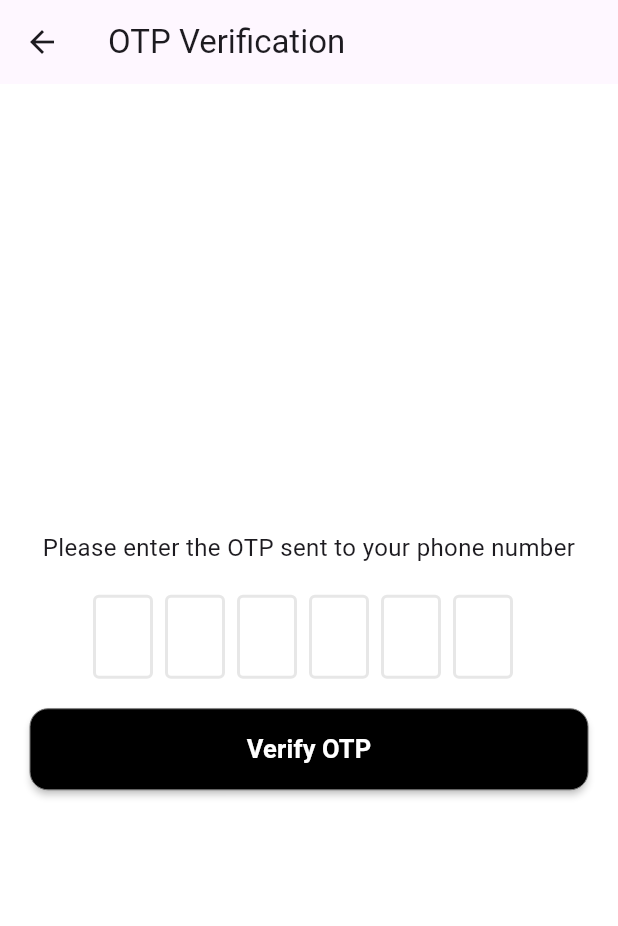
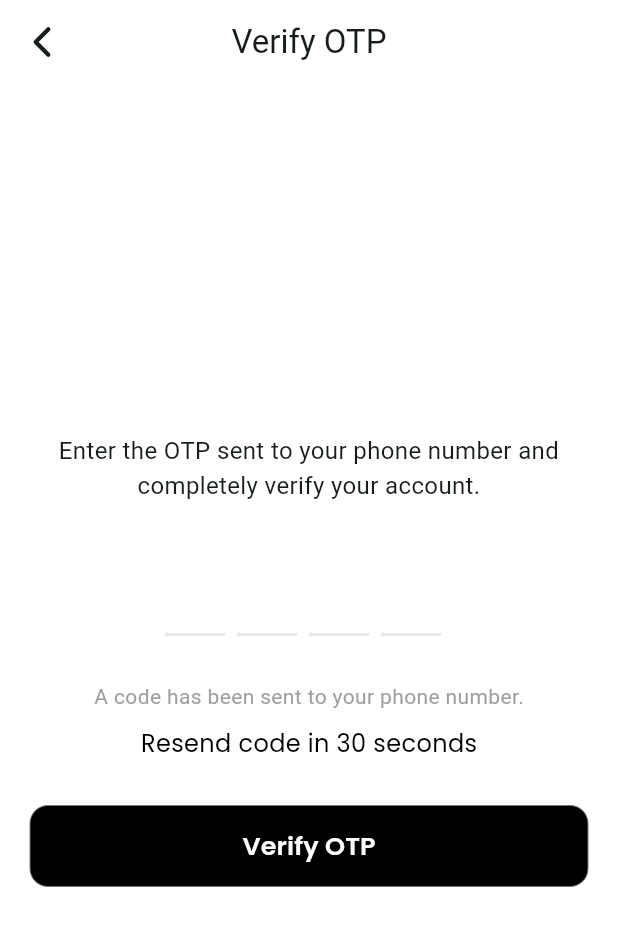
Before and after one commit to PercyMichael/Oda-Customer, a Flutter app: the OTPVerification screen opened directly, on a phone screen of 412 x 824 dp. Shown: the top 926 px of the screen. Run offline on Flutter 3.47's test engine with Material 3 defaults, Android fonts, the phone set to English and light mode, and no system bars; drawn by our look-alikes of flutter_otp_text_field; our stand-ins replace carousel_slider, flutter_vector_icons, get, google_fonts, intl_phone_number_input; Roboto replaces fonts that are missing (Montserrat).

Commit message:
gome app bar

```diff
--- a/lib/screens/button.dart
+++ b/lib/components/button.dart
@@ -59,6 +59,5 @@ class Button extends StatelessWidget {
         ),
       ),
     );
-    ;
   }
 }
--- a/lib/constants.dart
+++ b/lib/constants.dart
@@ -1,9 +1,11 @@
 import 'package:flutter/material.dart';
+import 'package:google_fonts/google_fonts.dart';
 
 // Colors
 class AppColors {
-  static const Color primary = Color(0xFF00B2AB);
-  static const Color secondary = Color(0xFF000000);
+  static const Color primary = Color(0xFF000000);
+  static const Color red = Color(0xFFF03351);
+  static const Color secondary = Color(0xFF00B2AB);
   static const Color white = Color(0xFFFFFFFF);
   static const Color grey = Color(0xFF757575);
   static const Color background = Color(0xFFFFFFFF);
@@ -11,29 +13,40 @@ class AppColors {
   static const Color textSecondary = Color(0xFF757575);
 }
 
-// Fonts
-class AppFonts {
-  static const String primaryFont = 'Roboto';
-  static const String secondaryFont = 'Montserrat';
+class AppSpacing {
+  static const double padding = 24.0;
 }
 
 // Text Styles
 class AppTextStyles {
-  static const TextStyle heading = TextStyle(
-    fontFamily: AppFonts.primaryFont,
-    fontSize: 24,
-    fontWeight: FontWeight.bold,
+  static final TextStyle appBarText = GoogleFonts.poppins(
     color: AppColors.textPrimary,
   );
 
-  static const TextStyle body = TextStyle(
-    fontFamily: AppFonts.primaryFont,
+  static final TextStyle title = GoogleFonts.poppins(
+    fontSize: 30,
+    fontWeight: FontWeight.w500,
+    color: AppColors.textPrimary,
+  );
+
+  static final TextStyle bodyTitle = GoogleFonts.poppins(
+    fontSize: 20,
+    fontWeight: FontWeight.w600,
+    color: AppColors.textPrimary,
+  );
+
+  static final TextStyle bodyTitle2 = GoogleFonts.poppins(
+    fontSize: 16,
+    fontWeight: FontWeight.w500,
+    color: AppColors.textPrimary,
+  );
+
+  static final TextStyle body = GoogleFonts.poppins(
     fontSize: 16,
     color: AppColors.textSecondary,
   );
 
-  static const TextStyle button = TextStyle(
-    fontFamily: AppFonts.secondaryFont,
+  static final TextStyle button = GoogleFonts.poppins(
     fontSize: 17,
     fontWeight: FontWeight.w600,
     color: Colors.white,
--- a/lib/screens/auth/login.dart
+++ b/lib/screens/auth/login.dart
@@ -1,6 +1,6 @@
 import 'package:flutter/material.dart';
 import 'package:oda/constants.dart';
-import 'package:oda/screens/button.dart';
+import 'package:oda/components/button.dart';
 import 'package:intl_phone_number_input/intl_phone_number_input.dart';
 import 'otp_verification.dart';
 
--- a/lib/screens/auth/onboard.dart
+++ b/lib/screens/auth/onboard.dart
@@ -11,8 +11,6 @@ class onBoard extends StatefulWidget {
 }
 
 class _onBoardState extends State<onBoard> {
-  int _currentPage = 0;
-
   @override
   Widget build(BuildContext context) {
     return Scaffold(
@@ -38,9 +36,7 @@ class _onBoardState extends State<onBoard> {
                       autoPlayAnimationDuration: Duration(milliseconds: 800),
                       viewportFraction: 0.58,
                       onPageChanged: (index, reason) {
-                        setState(() {
-                          _currentPage = index;
-                        });
+                        setState(() {});
                       },
                     ),
                     items:
--- a/lib/screens/auth/otp_verification.dart
+++ b/lib/screens/auth/otp_verification.dart
@@ -1,10 +1,12 @@
 import 'package:flutter/material.dart';
 import 'package:oda/constants.dart';
-import 'package:oda/screens/button.dart';
+import 'package:oda/components/button.dart';
 import 'package:flutter_otp_text_field/flutter_otp_text_field.dart';
+import 'package:flutter_vector_icons/flutter_vector_icons.dart';
+import 'package:get/get.dart';
 
 class OTPVerification extends StatefulWidget {
-  const OTPVerification({Key? key}) : super(key: key);
+  const OTPVerification({super.key});
 
   @override
   State<OTPVerification> createState() => _OTPVerificationState();
@@ -14,23 +16,37 @@ class _OTPVerificationState extends State<OTPVerification> {
   @override
   Widget build(BuildContext context) {
     return Scaffold(
-      appBar: AppBar(title: const Text('OTP Verification')),
+      appBar: AppBar(
+        leading: IconButton(
+          onPressed: () {
+            Get.back();
+          },
+          icon: Icon(Ionicons.chevron_back, size: 30),
+        ),
+        title: Text('Verify OTP'),
+        elevation: 0,
+        centerTitle: true,
+      ),
       body: Padding(
         padding: const EdgeInsets.all(20.0),
         child: Column(
           mainAxisAlignment: MainAxisAlignment.center,
           children: [
             const Text(
-              'Please enter the OTP sent to your phone number',
+              'Enter the OTP sent to your phone number and completely verify your account.',
               textAlign: TextAlign.center,
               style: TextStyle(fontSize: 16),
             ),
             const SizedBox(height: 20),
             OtpTextField(
-              numberOfFields: 6,
-              borderColor: const Color(0xFF512DA8),
+              keyboardType: TextInputType.number,
+              textStyle: const TextStyle(fontSize: 35),
+              clearText: true,
+              numberOfFields: 4,
+              focusedBorderColor: AppColors.primary,
+              borderColor: AppColors.primary,
               //set to true to show as box or false to show as dash
-              showFieldAsBox: true,
+              showFieldAsBox: false,
               //runs when a code is typed in
               onCodeChanged: (String code) {
                 //handle validation or call API
@@ -48,11 +64,30 @@ class _OTPVerificationState extends State<OTPVerification> {
                 );
               }, // end onSubmit
             ),
-            const SizedBox(height: 20),
+            const SizedBox(height: 30),
+            //a code has been sent to the phone number
+            const Text(
+              'A code has been sent to your phone number.',
+              style: TextStyle(color: Colors.grey),
+            ),
+            const SizedBox(height: 10),
+            //resend code in 30 seconds
+            Text(
+              'Resend code in 30 seconds',
+              style: AppTextStyles.body.copyWith(
+                color: AppColors.primary,
+                fontSize: 16,
+              ),
+            ),
+            SizedBox(height: 30),
+
             Button(
               text: 'Verify OTP',
+              color: AppColors.primary,
+              elevation: 0,
               onPressed: () {
-                // Handle OTP verification
+                // Navigate to home screen
+                Get.offAllNamed('/home');
               },
             ),
           ],
--- a/pubspec.yaml
+++ b/pubspec.yaml
@@ -41,6 +41,7 @@ dependencies:
   carousel_slider: ^5.1.1
   intl_phone_number_field: ^0.2.1
   flutter_otp_text_field: ^1.5.1+1
+  flutter_vector_icons: ^2.0.0
 
 dev_dependencies:
   flutter_test:
```
Also changed, not shown: lib/main.dart (+8 -5 lines), lib/screens/home.dart (+41 -7 lines), assets/branding/actions.png (added), assets/branding/leading.png (added), pubspec.lock.
